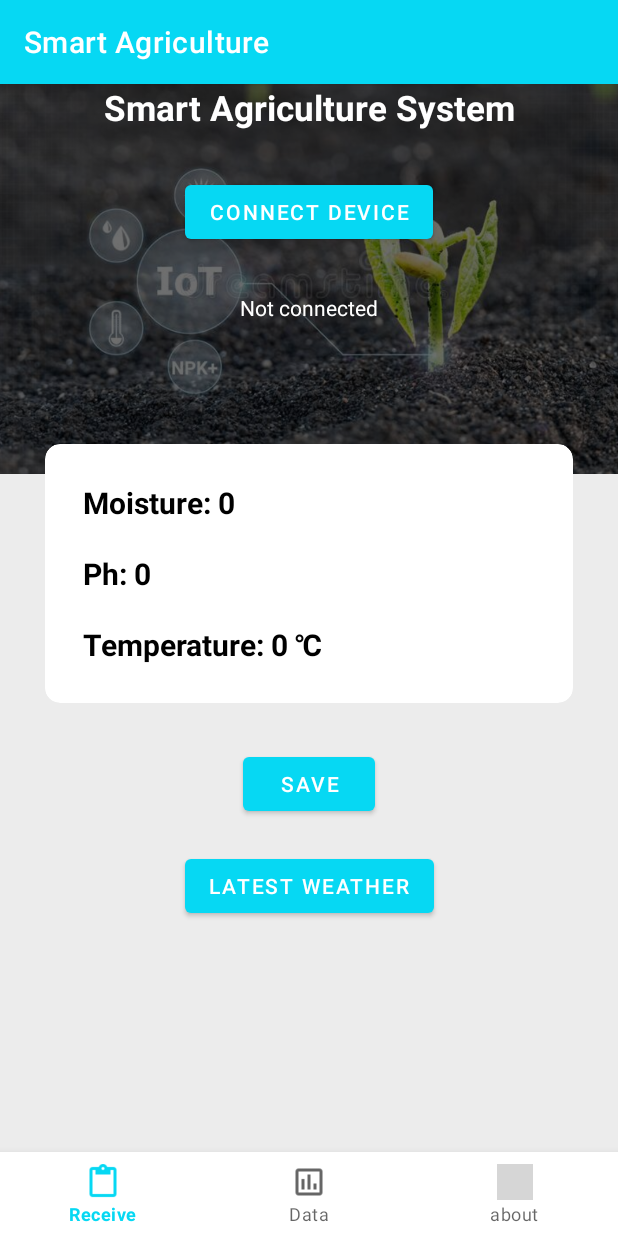
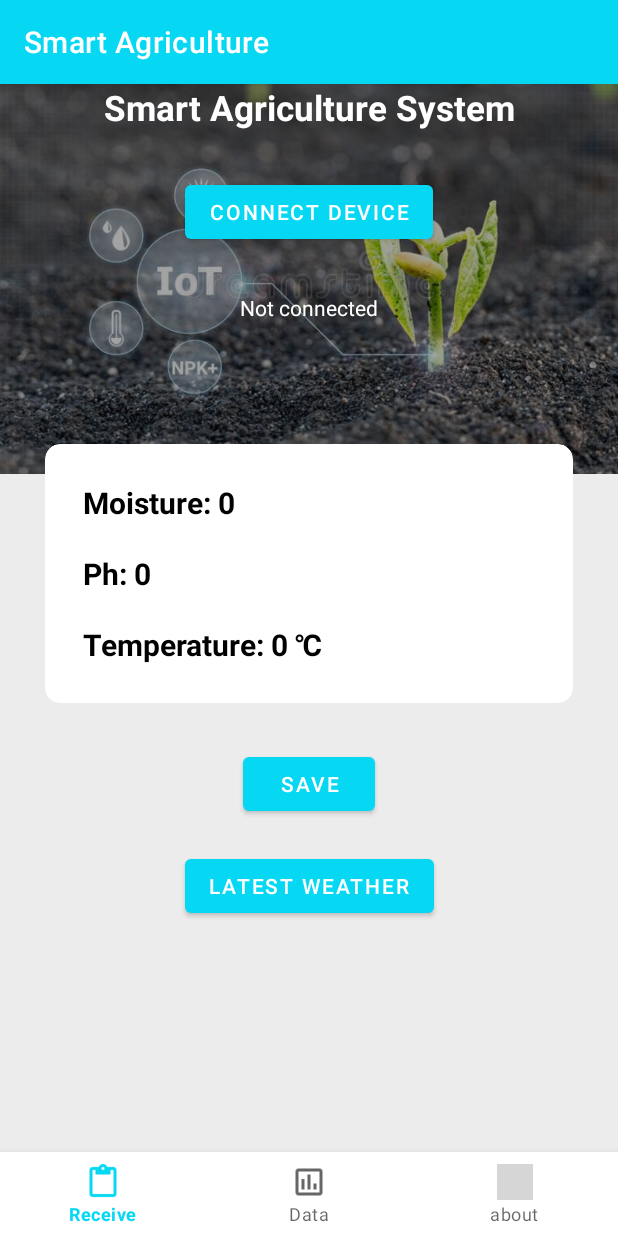
Before and after one commit to 6shihab/smartirrigration, an Android app: the screen it shows after launch (MainActivity), on a phone screen of 412 x 824 dp. Run offline under Robolectric (Android 15) with nearby library versions, the light colour scheme and no system bars; grey boxes are pictures that could not be loaded.

Commit message:
make some changes

```diff
--- a/app/src/main/java/com/example/smartirrigation/MainActivity.java
+++ b/app/src/main/java/com/example/smartirrigation/MainActivity.java
@@ -291,8 +291,6 @@ public class MainActivity extends AppCompatActivity {
 
                 try {
                     LocationSettingsResponse response = task.getResult(ApiException.class);
-                    Toast.makeText(MainActivity.this, "GPS is already tured on", Toast.LENGTH_SHORT).show();
-
                 } catch (ApiException e) {
 
                     switch (e.getStatusCode()) {
--- a/app/src/main/res/layout/activity_main.xml
+++ b/app/src/main/res/layout/activity_main.xml
@@ -40,7 +40,7 @@
                 android:layout_height="0dp"
                 app:layout_constraintBottom_toBottomOf="@id/imageHeader"
                 app:layout_constraintTop_toTopOf="parent"
-                android:background="@color/colorSemiDark"></View>
+                android:background="#5C000000"></View>
 
         <TextView
             android:id="@+id/heading"
--- a/app/src/main/res/layout/activity_weather.xml
+++ b/app/src/main/res/layout/activity_weather.xml
@@ -214,7 +214,10 @@
 
                     <!-- Table Heading -->
 
-                    <TableRow android:background="#05FFFF">
+                    <TableRow
+                        android:background="#05FFFF"
+                        android:paddingTop="10dp"
+                        android:paddingBottom="10dp">
 
 
                     </TableRow>
```
